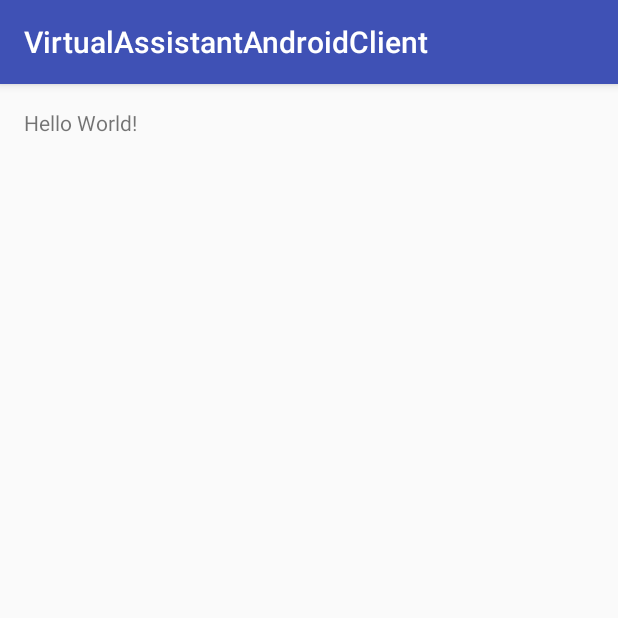
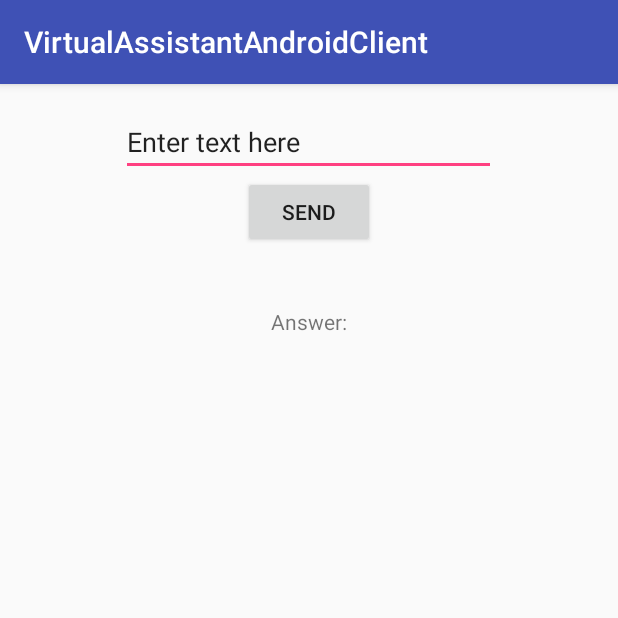
Before and after one commit to BeniGal/my-university-project-ubbse2016, an Android app: the screen it shows after launch (MainActivity), on a phone screen of 412 x 824 dp, the top half of it. Run offline under Robolectric (Android 15) with nearby library versions, the phone set to English and light mode, and no system bars.

Commit message:
Adding layout elements

```diff
--- a/VirtualAssistantAndroidClient/app/src/main/res/layout/activity_main.xml
+++ b/VirtualAssistantAndroidClient/app/src/main/res/layout/activity_main.xml
@@ -9,8 +9,37 @@
     android:paddingTop="@dimen/activity_vertical_margin"
     tools:context="fakanal.android.MainActivity">
 
+    <EditText
+        android:layout_width="250dp"
+        android:layout_height="wrap_content"
+        android:id="@+id/editText"
+        android:layout_alignParentTop="true"
+        android:layout_centerHorizontal="true"
+        android:text="Enter text here"
+        android:inputType="text" />
+
+    <Button
+        android:layout_width="wrap_content"
+        android:layout_height="wrap_content"
+        android:text="Send"
+        android:id="@+id/button"
+        android:layout_below="@+id/editText"
+        android:layout_centerHorizontal="true" />
+
     <TextView
         android:layout_width="wrap_content"
         android:layout_height="wrap_content"
-        android:text="Hello World!" />
+        android:text="Answer:"
+        android:layout_marginTop="39dp"
+        android:layout_below="@+id/button"
+        android:layout_centerHorizontal="true"
+        android:id="@+id/answerTextView" />
+
+    <TextView
+        android:layout_width="wrap_content"
+        android:layout_height="wrap_content"
+        android:layout_marginTop="31dp"
+        android:id="@+id/textView"
+        android:layout_below="@+id/answerTextView"
+        android:layout_centerHorizontal="true" />
 </RelativeLayout>
```
